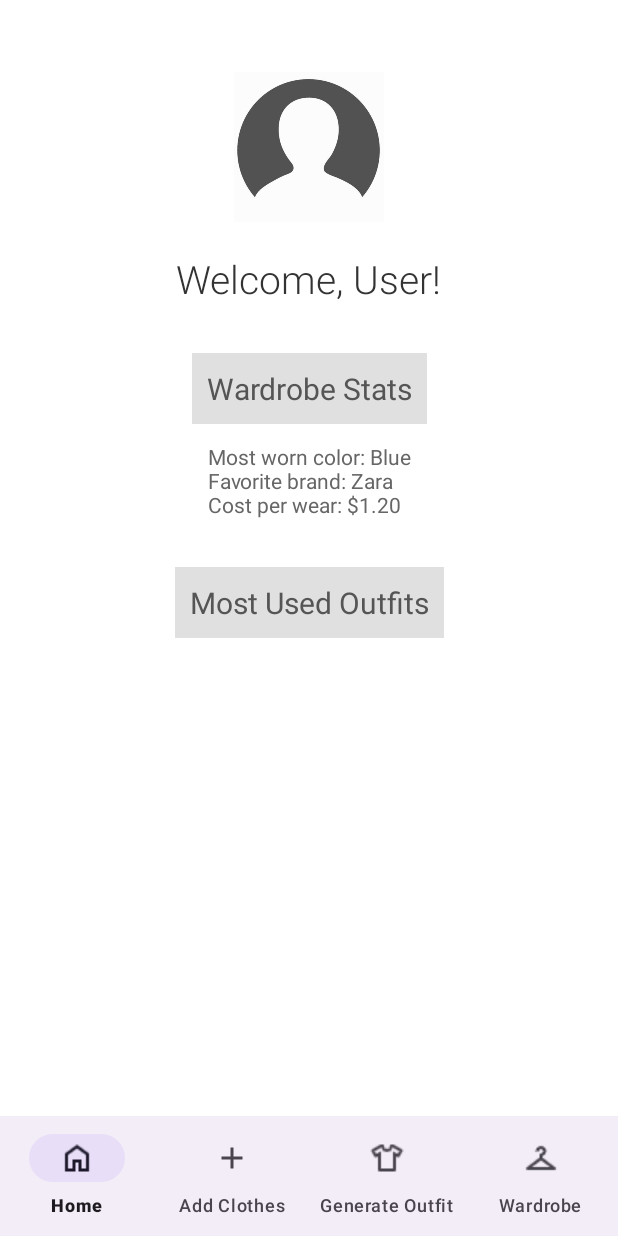
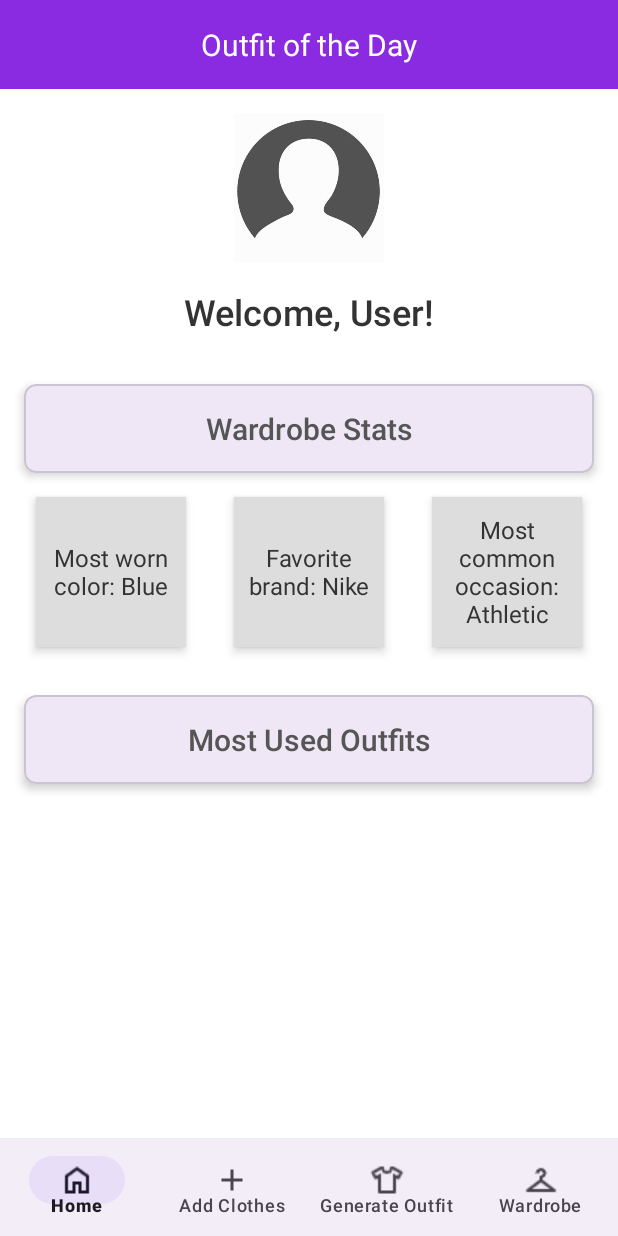
Before and after one commit to Akhil-Kokkula/OutfitOfTheDay, an Android app: the HomeFragment screen opened directly, with no data from a screen before it, on a phone screen of 412 x 824 dp. Run offline under Robolectric (Android 15) with nearby library versions, the phone set to English and light mode, and no system bars; our stand-ins replace Firebase (no records; nobody signed in at launch, a user with empty details on screens opened directly).

Commit message:
fix: update UI for home screen + add outfit

```diff
--- a/app/src/main/res/layout/activity_main.xml
+++ b/app/src/main/res/layout/activity_main.xml
@@ -22,7 +22,8 @@
     <com.google.android.material.bottomnavigation.BottomNavigationView
         android:id="@+id/bottom_navigation"
         android:layout_width="match_parent"
-        android:layout_height="wrap_content"
+        android:layout_height="65dp"
+        app:itemIconSize="24dp"
         android:layout_gravity="bottom"
         app:layout_constraintBottom_toBottomOf="parent"
         app:menu="@menu/bottom_navigation_menu"
--- a/app/src/main/res/layout/fragment_home.xml
+++ b/app/src/main/res/layout/fragment_home.xml
@@ -6,12 +6,35 @@
     android:layout_height="match_parent"
     android:background="#FFFFFF">
 
+
+    <FrameLayout
+        android:id="@+id/outfitOfTheDayContainer"
+        android:layout_width="0dp"
+        android:layout_height="wrap_content"
+        android:background="#8A2BE2"
+        app:layout_constraintTop_toTopOf="parent"
+        app:layout_constraintStart_toStartOf="parent"
+        app:layout_constraintEnd_toEndOf="parent"
+        android:padding="16dp">
+
+    <TextView
+        android:id="@+id/outfitOfTheDayLabel"
+        android:layout_width="wrap_content"
+        android:layout_height="wrap_content"
+        android:text="Outfit of the Day"
+        android:textSize="20sp"
+        android:textColor="#FFFFFF"
+    android:layout_gravity="center"/>
+
+</FrameLayout>
+
+
 <ImageView
         android:id="@+id/userImageView"
         android:layout_width="100dp"
         android:layout_height="100dp"
-        android:layout_marginTop="48dp"
-        app:layout_constraintTop_toTopOf="parent"
+        android:layout_marginTop="16dp"
+        app:layout_constraintTop_toBottomOf="@id/outfitOfTheDayContainer"
         app:layout_constraintStart_toStartOf="parent"
         app:layout_constraintEnd_toEndOf="parent"
         android:src="@drawable/ic_profile_placeholder" />
@@ -20,63 +43,126 @@
         android:id="@+id/welcomeTextView"
         android:layout_width="wrap_content"
         android:layout_height="wrap_content"
-        android:layout_marginTop="20dp"
+        android:layout_marginTop="16dp"
         android:text="Welcome, User!"
-        android:textSize="26sp"
+        android:textSize="24sp"
         android:textColor="#333333"
-        android:fontFamily="sans-serif-light"
+        android:fontFamily="sans-serif-medium"
         app:layout_constraintTop_toBottomOf="@id/userImageView"
         app:layout_constraintStart_toStartOf="parent"
         app:layout_constraintEnd_toEndOf="parent" />
 
+    <com.google.android.material.card.MaterialCardView
+        android:id="@+id/statsCard"
+        android:layout_width="0dp"
+        android:layout_height="wrap_content"
+        android:layout_marginTop="32dp"
+        android:layout_marginStart="16dp"
+        android:layout_marginEnd="16dp"
+        app:layout_constraintTop_toBottomOf="@id/welcomeTextView"
+        app:layout_constraintStart_toStartOf="parent"
+        app:layout_constraintEnd_toEndOf="parent"
+        app:cardElevation="4dp"
+        app:cardCornerRadius="8dp">
+
         <TextView
             android:id="@+id/wardrobeStatsLabel"
-        android:layout_width="wrap_content"
+            android:layout_width="match_parent"
             android:layout_height="wrap_content"
             android:text="Wardrobe Stats"
             android:textSize="20sp"
             android:textColor="#555555"
-        android:background="#E0E0E0"
-        android:padding="10dp"
-        app:layout_constraintTop_toBottomOf="@id/welcomeTextView"
+            android:padding="16dp"
+            android:gravity="center"
+            style="@style/HeaderTextStyle"/>
+
+    </com.google.android.material.card.MaterialCardView>
+
+    <TextView
+        android:id="@+id/colorStatBlock"
+        android:layout_width="100dp"
+        android:layout_height="100dp"
+        android:background="#DDDDDD"
+        android:text="Most worn color: Blue"
+        android:elevation="4dp"
+        android:gravity="center"
+        android:textSize="16sp"
+        android:textColor="#333333"
+        app:layout_constraintTop_toBottomOf="@id/statsCard"
+        app:layout_constraintStart_toStartOf="parent"
+        app:layout_constraintEnd_toStartOf="@+id/brandStatBlock"
+        app:layout_constraintWidth_percent="0.33"
+        android:layout_marginTop="16dp" />
+
+    <!-- Favorite Brand Block -->
+    <TextView
+        android:id="@+id/brandStatBlock"
+        android:layout_width="100dp"
+        android:layout_height="100dp"
+        android:background="#DDDDDD"
+        android:text="Favorite brand: Nike"
+        android:elevation="4dp"
+        android:gravity="center"
+        android:textSize="16sp"
+        android:textColor="#333333"
+        app:layout_constraintTop_toTopOf="@id/colorStatBlock"
+        app:layout_constraintStart_toEndOf="@id/colorStatBlock"
+        app:layout_constraintEnd_toStartOf="@+id/costStatBlock"
+        app:layout_constraintWidth_percent="0.33"
+        android:layout_marginStart="8dp"
+        android:layout_marginEnd="8dp" />
+
+    <!-- Cost Per Wear Block -->
+    <TextView
+        android:id="@+id/costStatBlock"
+        android:layout_width="100dp"
+        android:layout_height="100dp"
+        android:background="#DDDDDD"
+        android:text="Most common occasion: Athletic"
+        android:elevation="4dp"
+        android:gravity="center"
+        android:textSize="16sp"
+        android:textColor="#333333"
+        app:layout_constraintTop_toTopOf="@id/brandStatBlock"
+        app:layout_constraintStart_toEndOf="@id/brandStatBlock"
+        app:layout_constraintEnd_toEndOf="parent"
+        app:layout_constraintWidth_percent="0.33" />
+
+    <com.google.android.material.card.MaterialCardView
+        android:id="@+id/outfitsCard"
+        android:layout_width="0dp"
+        android:layout_height="wrap_content"
+        android:layout_marginTop="32dp"
+        android:layout_marginStart="16dp"
+        android:layout_marginEnd="16dp"
+        app:layout_constraintTop_toBottomOf="@id/costStatBlock"
         app:layout_constraintStart_toStartOf="parent"
         app:layout_constraintEnd_toEndOf="parent"
-        android:layout_marginTop="32dp"/>
-
-    <TextView
-        android:id="@+id/wardrobeStatsDetails"
-        android:layout_width="wrap_content"
-        android:layout_height="wrap_content"
-        android:text="Most worn color: Blue\nFavorite brand: Zara\nCost per wear: $1.20"
-        android:textColor="#666666"
-        app:layout_constraintTop_toBottomOf="@id/wardrobeStatsLabel"
-        app:layout_constraintStart_toStartOf="parent"
-        app:layout_constraintEnd_toEndOf="parent"
-        android:layout_marginTop="12dp"/>
+        app:cardElevation="4dp"
+        app:cardCornerRadius="8dp">
 
         <TextView
             android:id="@+id/mostUsedLabel"
-        android:layout_width="wrap_content"
+            android:layout_width="match_parent"
             android:layout_height="wrap_content"
             android:text="Most Used Outfits"
             android:textSize="20sp"
             android:textColor="#555555"
-        android:background="#E0E0E0"
-        android:padding="10dp"
-        app:layout_constraintTop_toBottomOf="@id/wardrobeStatsDetails"
-        app:layout_constraintStart_toStartOf="parent"
-        app:layout_constraintEnd_toEndOf="parent"
-        android:layout_marginTop="32dp"/>
+            android:padding="16dp"
+            android:gravity="center"
+            style="@style/HeaderTextStyle"/>
+    </com.google.android.material.card.MaterialCardView>
 
     <androidx.recyclerview.widget.RecyclerView
         android:id="@+id/mostUsedOutfitsRecyclerView"
         android:layout_width="0dp"
         android:layout_height="0dp"
-        app:layout_constraintTop_toBottomOf="@id/mostUsedLabel"
+        app:layout_constraintTop_toBottomOf="@id/outfitsCard"
         app:layout_constraintStart_toStartOf="parent"
         app:layout_constraintEnd_toEndOf="parent"
         app:layout_constraintBottom_toBottomOf="parent"
         android:layout_marginTop="16dp"
+        android:layout_marginBottom="16dp"
         android:background="#FFFFFF"/>
 
 </androidx.constraintlayout.widget.ConstraintLayout>
```
Also changed, not shown: app/src/main/java/com/example/outfitoftheday/AddOutfitFragment.kt (+14 -15 lines), app/src/main/res/layout/fragment_add_outfit.xml (+49 -10 lines), app/src/main/res/values/styles.xml (added, +32 -0 lines). Lines whose indentation alone changed are shown as unchanged.
